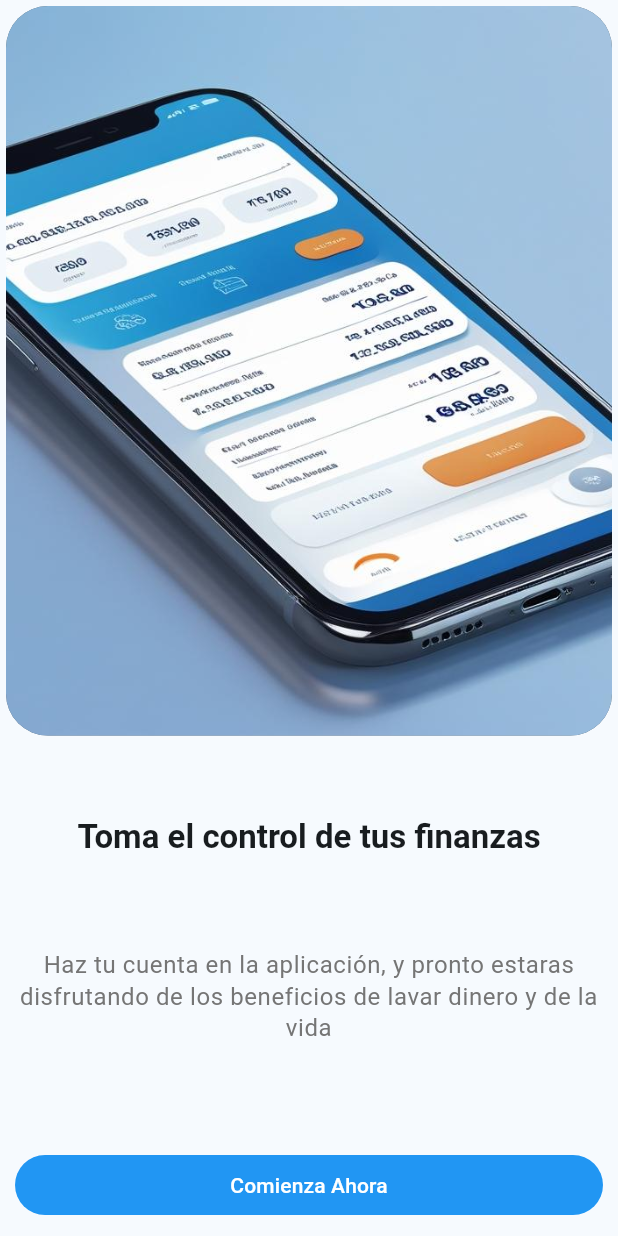
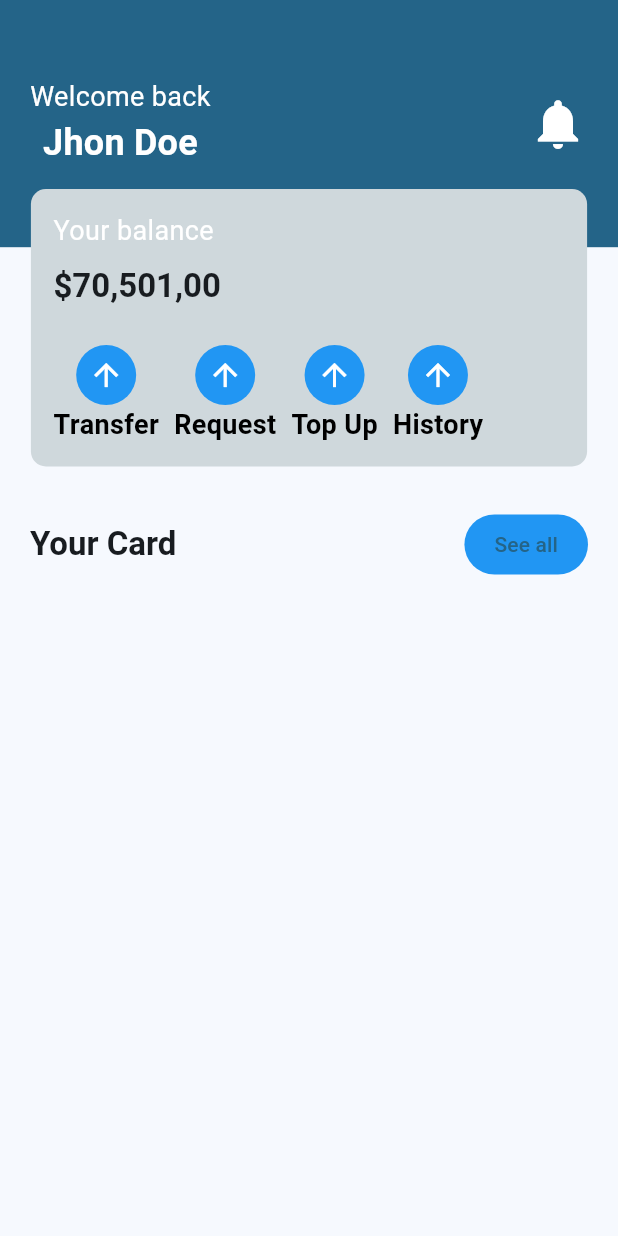
Before and after one commit to bryanmsombra27/flutter_templates, a Flutter app: the screen it shows after launch, after a tap on "Comienza Ahora", on a phone screen of 412 x 824 dp. Run offline on Flutter 3.47's test engine with Material 3 defaults, Android fonts, the phone set to English and light mode, and no system bars.

Commit message:
working on home page

```diff
--- a/lib/config/theme.dart
+++ b/lib/config/theme.dart
@@ -2,10 +2,18 @@ import 'package:flutter/material.dart';
 
 class AppTheme {
   ThemeData getTheme() => ThemeData(
-    colorScheme: ColorScheme.fromSeed(seedColor: Colors.lightBlueAccent),
+    colorScheme: ColorScheme.fromSeed(
+      seedColor: const Color.fromARGB(255, 28, 179, 250),
+    ),
     textTheme: TextTheme(
       titleLarge: TextStyle(fontWeight: FontWeight.bold, fontSize: 22),
+      titleMedium: TextStyle(
+        fontWeight: FontWeight.bold,
+        fontSize: 24,
+        color: Colors.white,
+      ),
       bodySmall: TextStyle(color: Colors.grey.shade600, fontSize: 16),
+      bodyMedium: TextStyle(color: Colors.white, fontSize: 18),
     ),
     textButtonTheme: TextButtonThemeData(
       style: ButtonStyle(
--- /dev/null
+++ b/lib/screens/home.dart
@@ -0,0 +1,162 @@
+import 'package:flutter/material.dart';
+
+class Home extends StatelessWidget {
+  const Home({super.key});
+
+  static const name = "home";
+
+  @override
+  Widget build(BuildContext context) {
+    final double height = MediaQuery.sizeOf(context).height;
+    final double width = MediaQuery.sizeOf(context).width;
+    final colors = Theme.of(context).colorScheme;
+    final TextTheme textTheme = Theme.of(context).textTheme;
+
+    return Scaffold(
+      body: SizedBox(
+        height: height,
+        child: Stack(
+          children: [
+            _Welcome(height: height, colors: colors, textTheme: textTheme),
+
+            SizedBox(height: 20),
+            _floatingDetails(
+              height: height,
+              width: width,
+              textTheme: textTheme,
+            ),
+            Positioned(
+              height: (height / 4 - 85) * 6,
+
+              child: Container(
+                padding: EdgeInsets.all(20),
+                width: width,
+                child: Row(
+                  mainAxisAlignment: MainAxisAlignment.spaceBetween,
+                  children: [
+                    Text("Your Card", style: textTheme.titleLarge),
+                    TextButton(onPressed: () {}, child: Text("See all")),
+                  ],
+                ),
+              ),
+            ),
+          ],
+        ),
+      ),
+    );
+  }
+}
+
+class _floatingDetails extends StatelessWidget {
+  const _floatingDetails({
+    super.key,
+    required this.height,
+    required this.width,
+    required this.textTheme,
+  });
+
+  final double height;
+  final double width;
+  final TextTheme textTheme;
+
+  @override
+  Widget build(BuildContext context) {
+    return Positioned(
+      top: height / 4 - 80,
+      left: width / 20,
+      child: Container(
+        padding: EdgeInsets.all(15),
+        width: width * .9,
+        decoration: BoxDecoration(
+          color: Colors.blueGrey.shade100,
+          borderRadius: BorderRadius.circular(10),
+        ),
+        child: Column(
+          spacing: 10,
+          mainAxisAlignment: MainAxisAlignment.start,
+          crossAxisAlignment: CrossAxisAlignment.start,
+          children: [
+            Text("Your balance"),
+            Text("\$70,501,00", style: textTheme.titleLarge),
+            SizedBox(height: 5),
+
+            SingleChildScrollView(
+              scrollDirection: Axis.horizontal,
+              child: Row(
+                spacing: 10,
+                children: [
+                  _IconBank(title: "Transfer"),
+                  _IconBank(title: "Request"),
+                  _IconBank(title: "Top Up"),
+                  _IconBank(title: "History"),
+                ],
+              ),
+            ),
+          ],
+        ),
+      ),
+    );
+  }
+}
+
+class _IconBank extends StatelessWidget {
+  final String title;
+  const _IconBank({super.key, required this.title});
+
+  @override
+  Widget build(BuildContext context) {
+    return Column(
+      children: [
+        Container(
+          padding: EdgeInsets.all(8),
+          decoration: BoxDecoration(
+            color: Colors.blue,
+            borderRadius: BorderRadius.circular(20),
+          ),
+          child: Icon(Icons.arrow_upward, color: Colors.white),
+        ),
+        Text(
+          title,
+          style: TextStyle(fontWeight: FontWeight.bold, color: Colors.black),
+        ),
+      ],
+    );
+  }
+}
+
+class _Welcome extends StatelessWidget {
+  const _Welcome({
+    super.key,
+    required this.height,
+    required this.colors,
+    required this.textTheme,
+  });
+
+  final double height;
+  final ColorScheme colors;
+  final TextTheme textTheme;
+
+  @override
+  Widget build(BuildContext context) {
+    return Container(
+      padding: EdgeInsets.all(20),
+      height: height * .2,
+      color: colors.primary,
+      child: Row(
+        mainAxisAlignment: MainAxisAlignment.spaceBetween,
+        crossAxisAlignment: CrossAxisAlignment.center,
+        children: [
+          Column(
+            mainAxisAlignment: MainAxisAlignment.center,
+            crossAxisAlignment: CrossAxisAlignment.center,
+            children: [
+              Text("Welcome back", style: textTheme.bodyMedium),
+              Text("Jhon Doe", style: textTheme.titleMedium),
+            ],
+          ),
+          Icon(Icons.notifications, size: 40, color: Colors.white),
+        ],
+      ),
+    );
+  }
+}
--- a/lib/screens/index.dart
+++ b/lib/screens/index.dart
@@ -1 +1,2 @@
 export "welcome.dart";
+export "home.dart";
--- a/lib/screens/welcome.dart
+++ b/lib/screens/welcome.dart
@@ -1,4 +1,5 @@
 import 'package:flutter/material.dart';
+import 'package:templates/screens/index.dart';
 
 class Welcome extends StatelessWidget {
   const Welcome({super.key});
@@ -59,7 +60,15 @@ class Welcome extends StatelessWidget {
               children: [
                 Expanded(
                   child: TextButton(
-                    onPressed: () {},
+                    onPressed: () {
+                      Navigator.of(context).push(
+                        MaterialPageRoute(
+                          builder: (_) {
+                            return Home();
+                          },
+                        ),
+                      );
+                    },
                     child: Text(
                       "Comienza Ahora",
                       style: TextStyle(color: Colors.white),
```
